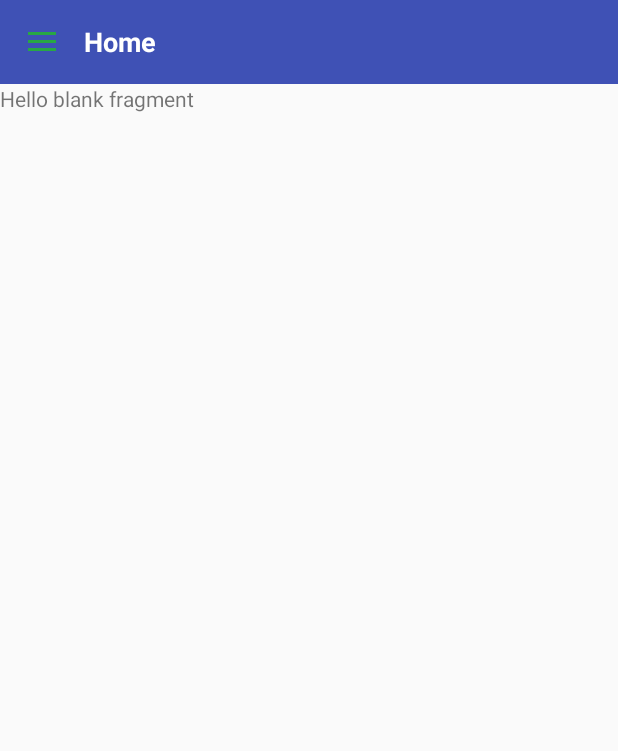
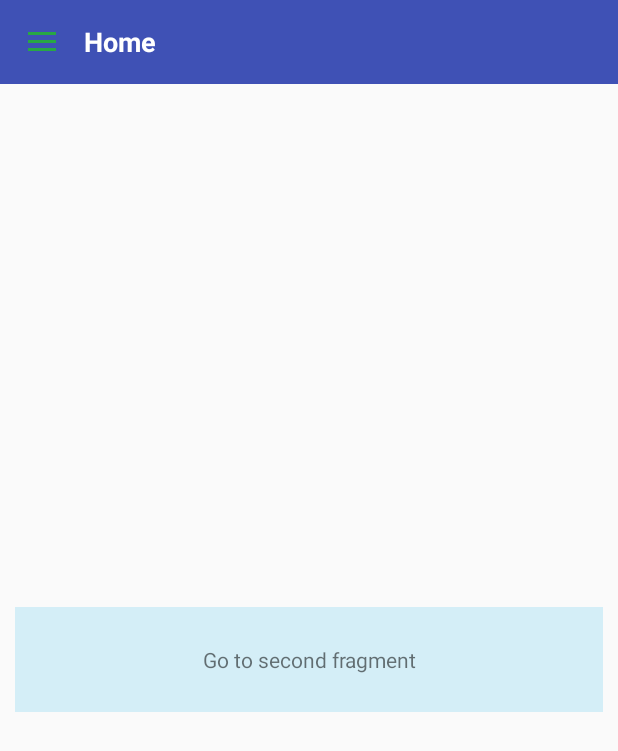
Before and after one commit to pallaviwaghaye/DesignPractice, an Android app: the FirstFragment screen opened directly, with no data from a screen before it, on a phone screen of 412 x 824 dp. Shown: the top 751 px of the screen. Run offline under Robolectric (Android 15) with nearby library versions, the phone set to English and light mode, and no system bars; our stand-ins replace Picasso; libraries missing offline, so code that uses them is left out: com.twitter.sdk; pictures from the network do not load.

Commit message:
'activityLifeCycle'

```diff
--- a/app/src/main/AndroidManifest.xml
+++ b/app/src/main/AndroidManifest.xml
@@ -21,7 +21,8 @@
         android:largeHeap="true"
         android:supportsRtl="true"
         android:theme="@style/NoActionBar">
-        <activity android:name=".whatsapp.WhatsappActivity"></activity>
+        <activity android:name=".LifeCycleActivity"></activity>
+        <activity android:name=".whatsapp.WhatsappActivity" />
         <activity android:name=".NavigationView.NavWithListViewActivity" />
         <activity android:name=".PDF.PdfActivity" />
 
--- a/app/src/main/java/com/webakruti/designpractice/fragment/FirstFragment.java
+++ b/app/src/main/java/com/webakruti/designpractice/fragment/FirstFragment.java
@@ -7,18 +7,39 @@ import android.support.v4.app.Fragment;
 import android.view.LayoutInflater;
 import android.view.View;
 import android.view.ViewGroup;
+import android.widget.TextView;
 
 import com.webakruti.designpractice.R;
 
 
 public class FirstFragment extends Fragment {
 
+    private View rootView;
+    private TextView textViewGoTo2ndfragment;
 
     @Override
     public View onCreateView(LayoutInflater inflater, ViewGroup container,
                              Bundle savedInstanceState) {
         // Inflate the layout for this fragment
-        return inflater.inflate(R.layout.fragment_first, container, false);
+        rootView = inflater.inflate(R.layout.fragment_first, container, false);
+
+        textViewGoTo2ndfragment = (TextView)rootView.findViewById(R.id.textViewGoTo2ndfragment);
+        textViewGoTo2ndfragment.setOnClickListener(new View.OnClickListener() {
+            @Override
+            public void onClick(View v) {
+                //textViewGoTo2ndfragment.setVisibility(View.GONE);
+                String abc = "Pallavi";
+                SecondFragment secondFragment = new SecondFragment();
+                Bundle bundle = new Bundle();
+                bundle.putString("test",abc);
+                secondFragment.setArguments(bundle);
+                getFragmentManager().beginTransaction().replace(R.id.home_container,secondFragment).commit();
+            }
+        });
+
+
+
+        return rootView;
     }
 
 
--- a/app/src/main/res/layout/fragment_first.xml
+++ b/app/src/main/res/layout/fragment_first.xml
@@ -6,8 +6,13 @@
 
     <!-- TODO: Update blank fragment layout -->
     <TextView
+        android:id="@+id/textViewGoTo2ndfragment"
         android:layout_width="match_parent"
-        android:layout_height="match_parent"
-        android:text="@string/hello_blank_fragment" />
+        android:layout_height="70dp"
+        android:layout_margin="10dp"
+        android:text="Go to second fragment"
+        android:layout_gravity="center"
+        android:background="@color/faint_blue"
+        android:gravity="center"/>
 
 </FrameLayout>
--- a/app/src/main/res/layout/fragment_second.xml
+++ b/app/src/main/res/layout/fragment_second.xml
@@ -6,8 +6,10 @@
 
     <!-- TODO: Update blank fragment layout -->
     <TextView
+        android:id="@+id/textViewTest"
         android:layout_width="match_parent"
         android:layout_height="match_parent"
-        android:text="@string/hello_blank_fragment" />
+        android:text="@string/hello_blank_fragment"
+        android:gravity="center"/>
 
 </FrameLayout>
--- a/app/src/main/res/menu/dotmenu.xml
+++ b/app/src/main/res/menu/dotmenu.xml
@@ -96,6 +96,10 @@
             android:icon="@drawable/game"
             app:showAsAction="ifRoom"
             android:id="@+id/chaat"/>
+        <item android:title="Life Cycle"
+            android:icon="@drawable/cycle"
+            app:showAsAction="ifRoom"
+            android:id="@+id/lifeCycle"/>
     </menu>
     </item>
 </menu>
```
Also changed, not shown: app/src/main/java/com/webakruti/designpractice/LifeCycleActivity.java (added, +55 -0 lines), app/src/main/java/com/webakruti/designpractice/MainActivity.java (+7 -0 lines), app/src/main/java/com/webakruti/designpractice/fragment/SecondFragment.java (+13 -1 lines), app/src/main/res/layout/activity_life_cycle.xml (added, +9 -0 lines), app/src/main/res/drawable/cycle.png (added).
